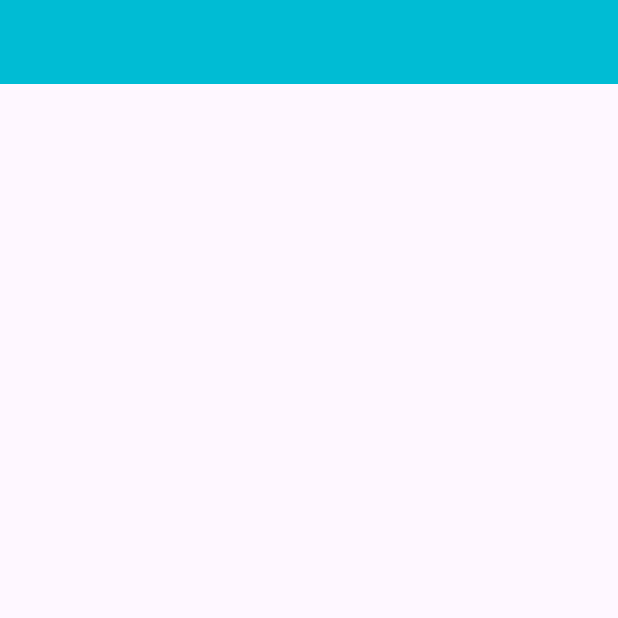
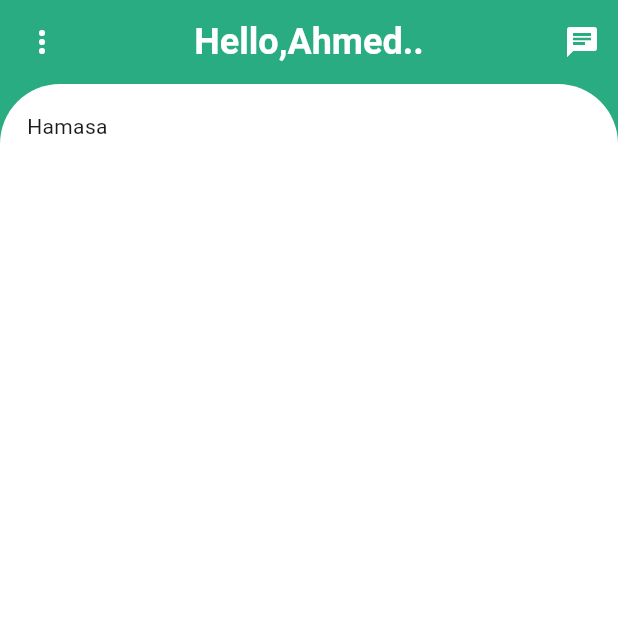
Before and after one commit to AhmedMohsen2492/Foodie, a Flutter app: the InfoScreen screen opened by its route, after a tap on "Done", on a phone screen of 412 x 824 dp, the top half of it. Run offline on Flutter 3.47's test engine with Material 3 defaults, Android fonts, the phone set to English and light mode, and no system bars; our stand-ins replace google_fonts, lottie.

Commit message:
add chat bot screen and make some edits

```diff
--- a/lib/main.dart
+++ b/lib/main.dart
@@ -1,10 +1,11 @@
 import 'package:flutter/material.dart';
+import 'package:foodie/ui/screens/chatBot/chat_bot_screen.dart';
 import 'package:foodie/ui/screens/info/info_screen.dart';
 import 'package:foodie/ui/screens/login/login_screen.dart';
-import 'package:foodie/ui/screens/main/main_screen.dart';
 import 'package:foodie/ui/screens/signup/sign_up_screen.dart';
 import 'package:foodie/ui/screens/splash/splash_screen.dart';
 import 'package:foodie/ui/screens/start/start_screen.dart';
+import 'ui/screens/home/home_screen.dart';
 
 void main() {
   runApp(const MyApp());
@@ -22,7 +23,8 @@ class MyApp extends StatelessWidget {
         SignUpScreen.routeName : (_) => SignUpScreen(),
         LoginScreen.routeName: (_) => LoginScreen(),
         InfoScreen.routeName : (_) => InfoScreen(),
-        MainScreen.routeName : (_) => MainScreen(),
+        HomeScreen.routeName : (_) => HomeScreen(),
+        ChatBotScreen.routeName: (_)=> ChatBotScreen(),
       },
       initialRoute: SplashScreen.routeName,
       debugShowCheckedModeBanner: false,
--- /dev/null
+++ b/lib/ui/screens/home/home_screen.dart
@@ -0,0 +1,116 @@
+import 'package:flutter/material.dart';
+import 'package:foodie/ui/screens/chatBot/chat_bot_screen.dart';
+import 'package:foodie/ui/screens/info/info_screen.dart';
+import 'package:foodie/ui/screens/start/start_screen.dart';
+import 'package:foodie/ui/utils/app_colors.dart';
+import 'package:google_fonts/google_fonts.dart';
+
+class HomeScreen extends StatefulWidget {
+  const HomeScreen({Key? key}) : super(key: key);
+  static String routeName = "home";
+
+  @override
+  State<HomeScreen> createState() => _HomeScreenState();
+}
+
+enum menuItem { editProfile, logout }
+
+class _HomeScreenState extends State<HomeScreen> {
+  menuItem? selectedItem;
+
+  @override
+  Widget build(BuildContext context) {
+    return Scaffold(
+      backgroundColor: Color(0xff29AC81),
+      appBar: AppBar(
+        backgroundColor: Color(0xff29AC81),
+        title: Text(
+          "Hello,Ahmed..",
+          style: GoogleFonts.abhayaLibre(
+            fontSize: 24,
+            fontWeight: FontWeight.bold,
+            color: AppColors.prime,
+          ),
+        ),
+        centerTitle: true,
+        leading: PopupMenuButton(
+          initialValue: selectedItem,
+          onSelected: (value) {
+            setState(() {
+              selectedItem = value;
+              if (selectedItem == menuItem.editProfile) {
+                Navigator.pushNamed(context, InfoScreen.routeName);
+              } else if (selectedItem == menuItem.logout) {
+                Navigator.pushReplacementNamed(context, StartScreen.routeName);
+              }
+            });
+          },
+          iconColor: Colors.white,
+          itemBuilder: (context) => [
+            PopupMenuItem(
+              value: menuItem.editProfile,
+              child: Row(
+                children: [
+                  Icon(
+                    Icons.edit,
+                  ),
+                  SizedBox(
+                    width: 5,
+                  ),
+                  Text(
+                    "Edit profile",
+                    style: TextStyle(color: Colors.black),
+                  ),
+                ],
+              ),
+            ),
+            PopupMenuItem(
+              value: menuItem.logout,
+              child: Row(
+                children: [
+                  Icon(
+                    Icons.logout,
+                  ),
+                  SizedBox(
+                    width: 5,
+                  ),
+                  Text(
+                    "Log out",
+                    style: TextStyle(color: Colors.black),
+                  ),
+                ],
+              ),
+            ),
+          ],
+        ),
+        actions: [
+          IconButton(
+            onPressed: () {
+              Navigator.pushNamed(context, ChatBotScreen.routeName);
+            },
+            icon: Icon(
+              Icons.chat,
+              color: Colors.white,
+            ),
+          )
+        ],
+      ),
+      body: Container(
+        padding: EdgeInsets.all(18),
+        decoration: BoxDecoration(
+          color: AppColors.prime,
+          borderRadius: BorderRadius.only(
+            topLeft: Radius.circular(40),
+            topRight: Radius.circular(40),
+          ),
+        ),
+        child: Column(
+          crossAxisAlignment: CrossAxisAlignment.stretch,
+          children: [
+            Text("Hamasa"),
+          ],
+        ),
+      ),
+    );
+  }
+}
--- a/lib/ui/screens/info/info_screen.dart
+++ b/lib/ui/screens/info/info_screen.dart
@@ -1,7 +1,7 @@
 import 'package:flutter/cupertino.dart';
 import 'package:flutter/material.dart';
 import 'package:flutter/widgets.dart';
-import 'package:foodie/ui/screens/main/main_screen.dart';
+import 'package:foodie/ui/screens/home/home_screen.dart';
 import 'package:foodie/ui/utils/app_colors.dart';
 import 'package:google_fonts/google_fonts.dart';
 import '../../utils/app_assets.dart';
@@ -18,19 +18,13 @@ class _InfoScreenState extends State<InfoScreen> {
 
   @override
   Widget build(BuildContext context) {
-    return Stack(
-      children: [
-        Image.asset(
-          AppAssets.info_bg,
-          width: double.infinity,
-          fit: BoxFit.fill,
-        ),
-        Scaffold(
-          backgroundColor: AppColors.transparent,
+    return Scaffold(
+      backgroundColor: Color(0xff29AC81),
       appBar: AppBar(
         backgroundColor: AppColors.transparent,
         elevation: 0,
         title: Row(
+          mainAxisAlignment: MainAxisAlignment.start,
           children: [
             Image.asset(
               AppAssets.heart,
@@ -331,7 +325,7 @@ class _InfoScreenState extends State<InfoScreen> {
             ElevatedButton(
               onPressed: () {
                 Navigator.of(context).pushNamedAndRemoveUntil(
-                        MainScreen.routeName, (route) => false);
+                    HomeScreen.routeName, (route) => false);
               },
               style: ElevatedButton.styleFrom(
                   padding: const EdgeInsets.symmetric(
@@ -354,8 +348,6 @@ class _InfoScreenState extends State<InfoScreen> {
           ],
         ),
       ),
-        ),
-      ],
     );
   }
 }
--- a/lib/ui/screens/main/main_screen.dart
+++ /dev/null
@@ -1,15 +0,0 @@
-import 'package:flutter/material.dart';
-
-class MainScreen extends StatelessWidget {
-  const MainScreen({Key? key}) : super(key: key);
-  static String routeName = "main";
-
-  @override
-  Widget build(BuildContext context) {
-    return Scaffold(
-      appBar: AppBar(
-        backgroundColor: Colors.cyan,
-      ),
-    );
-  }
-}
```
Also changed, not shown: lib/ui/screens/chatBot/chat_bot_screen.dart (added, +15 -0 lines). Lines whose indentation alone changed are shown as unchanged.
